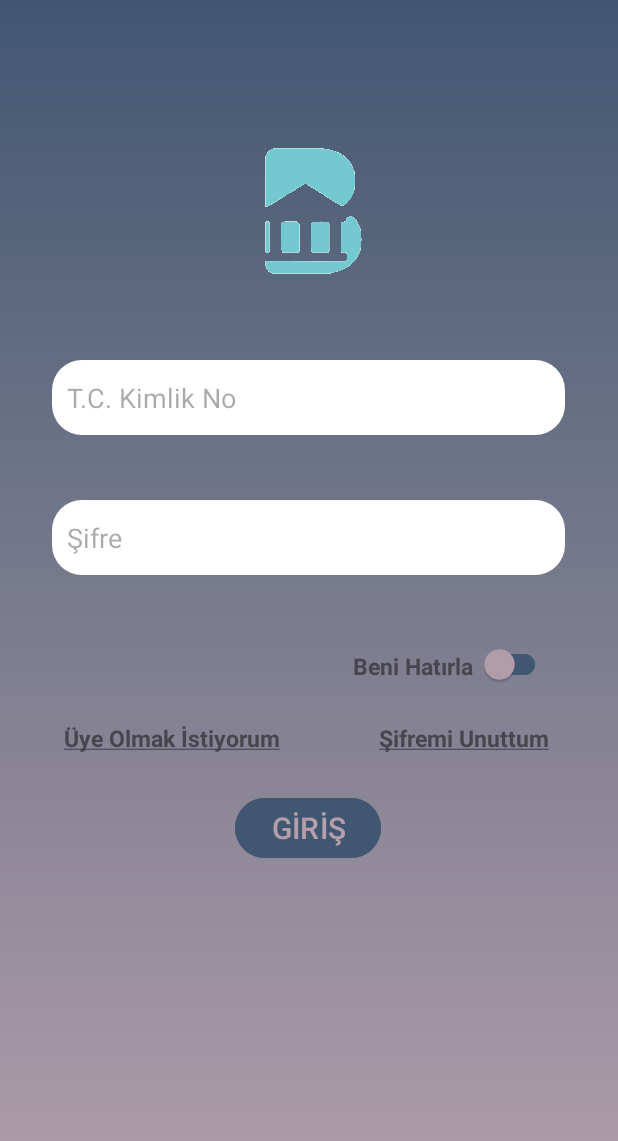
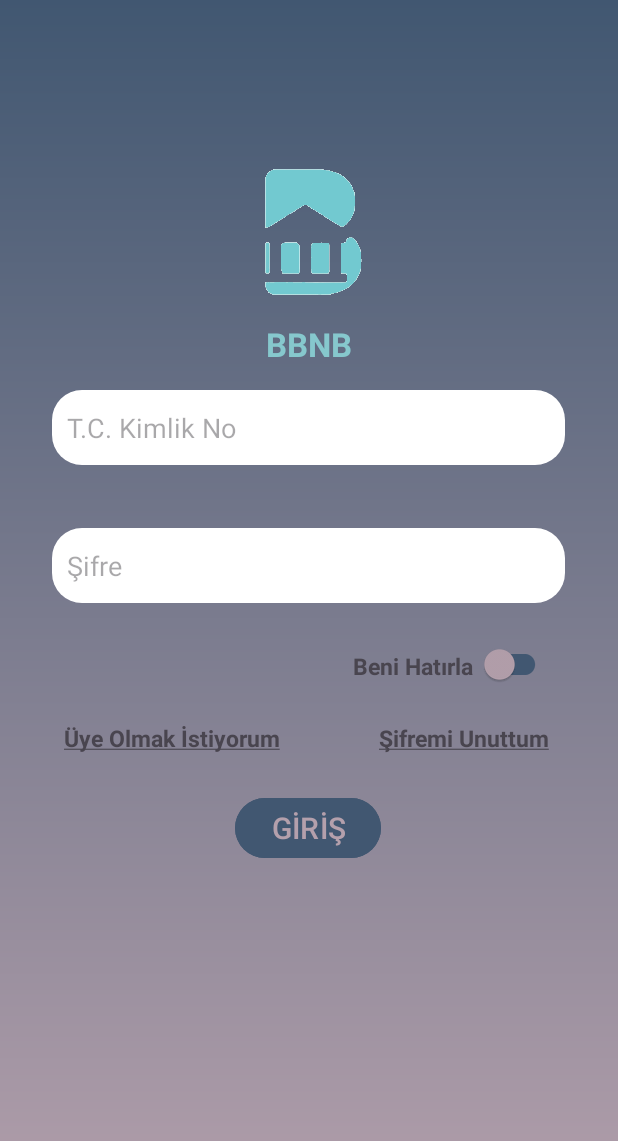
Before and after one commit to AtakannD/BBNB, an Android app: the screen it shows after launch (EntranceActivity), on a phone screen of 412 x 824 dp. Shown: the top 1141 px of the screen. Run offline under Robolectric (Android 15) with nearby library versions, the phone set to English and light mode, and no system bars; our stand-ins replace data binding.

Commit message:
App name added on login screen

```diff
--- a/app/src/main/res/layout/fragment_login.xml
+++ b/app/src/main/res/layout/fragment_login.xml
@@ -26,11 +26,22 @@
             app:layout_constraintTop_toTopOf="parent"
             app:layout_constraintVertical_bias="0.695" />
 
+        <TextView
+            android:layout_width="wrap_content"
+            android:layout_height="wrap_content"
+            app:layout_constraintTop_toBottomOf="@id/ImageViewBBNB"
+            app:layout_constraintStart_toStartOf="parent"
+            app:layout_constraintEnd_toEndOf="parent"
+            android:text="@string/app_name"
+            android:textColor="@color/light_sky_blue"
+            android:textStyle="bold"
+            android:textSize="22sp" />
+
         <EditText
             android:id="@+id/editTextTCKN"
             android:layout_width="342dp"
             android:layout_height="50dp"
-            android:layout_marginTop="240dp"
+            android:layout_marginTop="260dp"
             android:background="@drawable/edittext_register"
             android:hint="T.C. Kimlik No"
             android:textColor="@color/dusty_bluish_teal"
```
